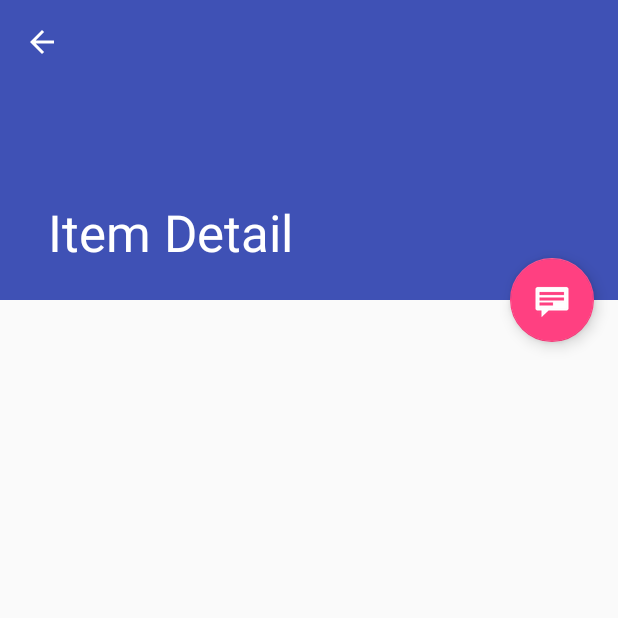
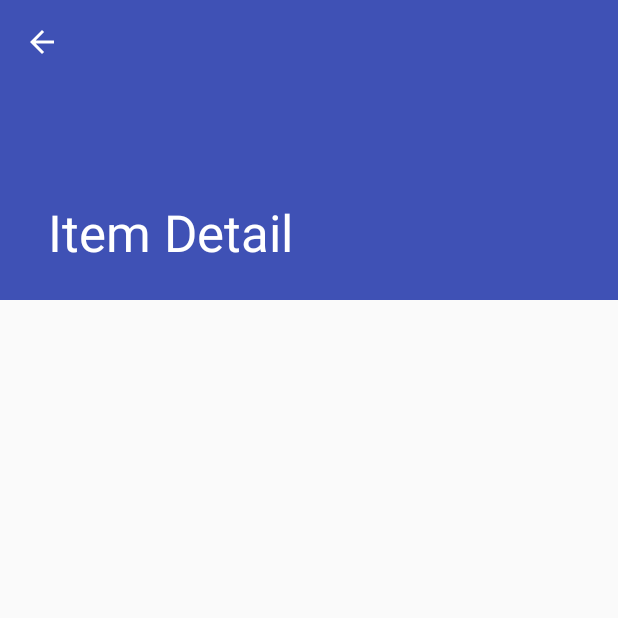
Before and after one commit to patpierce/NDProject3.json.attempt, an Android app: the ItemDetailActivity screen opened directly, with no data from a screen before it, on a phone screen of 412 x 824 dp, the top half of it. Run offline under Robolectric (Android 15) with nearby library versions, the phone set to English and light mode, and no system bars; 1 statement that could not run was skipped.

```diff
--- a/app/src/main/java/com/example/android/pjbakersbuzzin/ItemDetailFragment.java
+++ b/app/src/main/java/com/example/android/pjbakersbuzzin/ItemDetailFragment.java
@@ -44,6 +44,7 @@ public class ItemDetailFragment extends Fragment {
             // Load the dummy content specified by the fragment
             // arguments. In a real-world scenario, use a Loader
             // to load content from a content provider.
+//            mItem = DummyContent.ITEM_MAP.get(getArguments().getString(ARG_ITEM_ID));
             mItem = DummyContent.ITEM_MAP.get(getArguments().getString(ARG_ITEM_ID));
 
             Activity activity = this.getActivity();
--- a/app/src/main/res/layout/activity_item_detail.xml
+++ b/app/src/main/res/layout/activity_item_detail.xml
@@ -41,14 +41,14 @@
         android:layout_height="match_parent"
         app:layout_behavior="@string/appbar_scrolling_view_behavior" />
 
-    <android.support.design.widget.FloatingActionButton
-        android:id="@+id/fab"
-        android:layout_width="wrap_content"
-        android:layout_height="wrap_content"
-        android:layout_gravity="center_vertical|start"
-        android:layout_margin="@dimen/fab_margin"
-        app:layout_anchor="@+id/item_detail_container"
-        app:layout_anchorGravity="top|end"
-        app:srcCompat="@android:drawable/stat_notify_chat" />
+    <!--<android.support.design.widget.FloatingActionButton-->
+        <!--android:id="@+id/fab"-->
+        <!--android:layout_width="wrap_content"-->
+        <!--android:layout_height="wrap_content"-->
+        <!--android:layout_gravity="center_vertical|start"-->
+        <!--android:layout_margin="@dimen/fab_margin"-->
+        <!--app:layout_anchor="@+id/item_detail_container"-->
+        <!--app:layout_anchorGravity="top|end"-->
+        <!--app:srcCompat="@android:drawable/stat_notify_chat" />-->
 
 </android.support.design.widget.CoordinatorLayout>
```
Also changed, not shown: app/src/main/java/com/example/android/pjbakersbuzzin/ItemListActivity.java (+30 -7 lines), app/src/main/java/com/example/android/pjbakersbuzzin/RecipeEntry.java (renamed from app/src/main/java/com/example/android/pjbakersbuzzin/RecipesList.java, +61 -7 lines), app/src/main/java/com/example/android/pjbakersbuzzin/utilities/NetworkUtils.java (+0 -17 lines).
